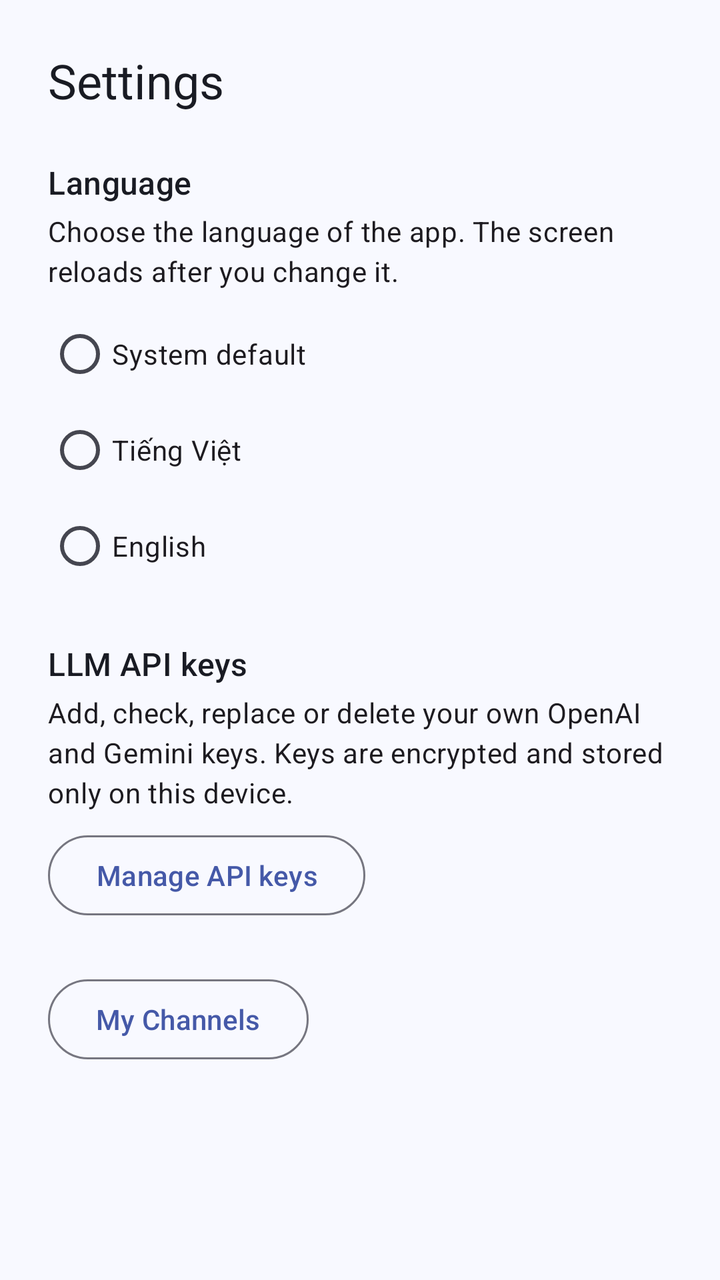
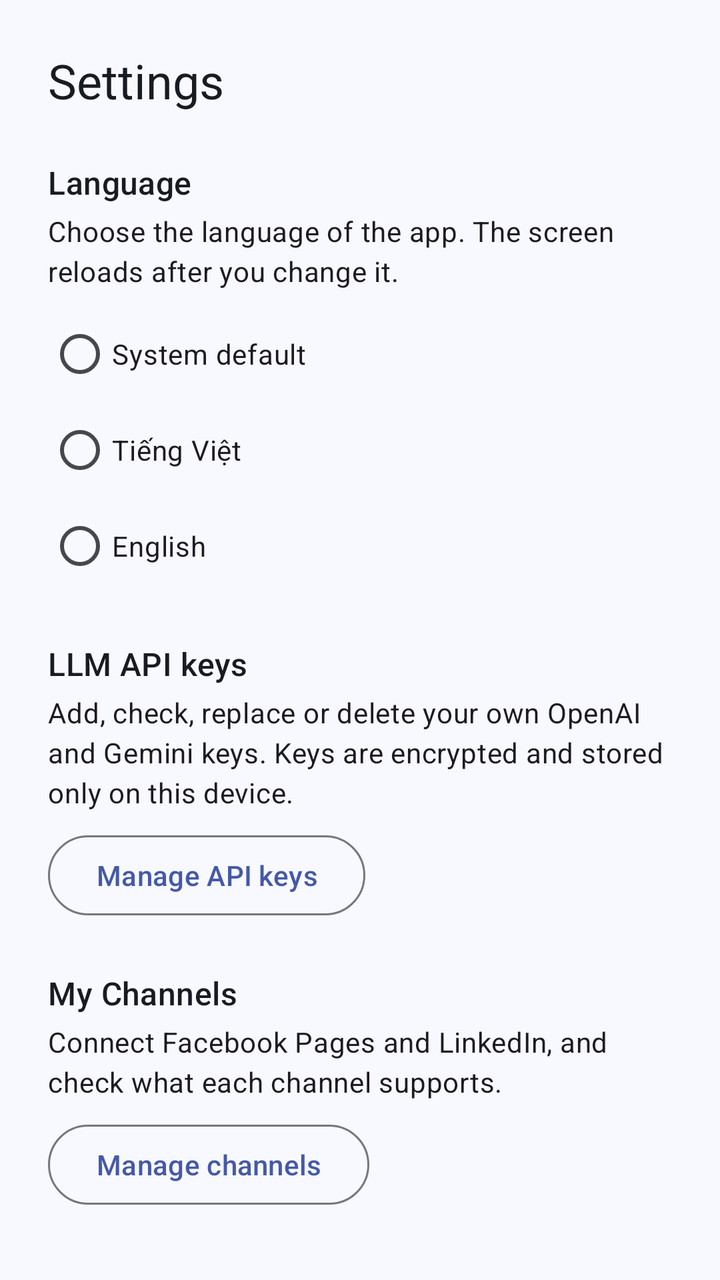

Before-and-after screenshots of an Android layout around one commit, followed by the original layout XML and the change that was made.
<!-- AndroidManifest.xml: application theme Theme.SocialAgent -->
<!-- res/layout/fragment_settings.xml -->
<?xml version="1.0" encoding="utf-8"?>
<ScrollView xmlns:android="http://schemas.android.com/apk/res/android"
    android:layout_width="match_parent"
    android:layout_height="match_parent">

    <LinearLayout
        android:layout_width="match_parent"
        android:layout_height="wrap_content"
        android:orientation="vertical"
        android:padding="24dp">

        <TextView
            android:id="@+id/settings_title"
            android:layout_width="wrap_content"
            android:layout_height="wrap_content"
            android:text="@string/nav_settings"
            android:textAppearance="?attr/textAppearanceHeadlineSmall" />

        <TextView
            android:id="@+id/language_title"
            android:layout_width="wrap_content"
            android:layout_height="wrap_content"
            android:layout_marginTop="24dp"
            android:text="@string/settings_language_title"
            android:textAppearance="?attr/textAppearanceTitleMedium" />

        <TextView
            android:layout_width="match_parent"
            android:layout_height="wrap_content"
            android:layout_marginTop="4dp"
            android:text="@string/settings_language_description"
            android:textAppearance="?attr/textAppearanceBodyMedium" />

        <RadioGroup
            android:id="@+id/language_group"
            android:layout_width="match_parent"
            android:layout_height="wrap_content"
            android:layout_marginTop="8dp">

            <com.google.android.material.radiobutton.MaterialRadioButton
                android:id="@+id/language_system"
                android:layout_width="match_parent"
                android:layout_height="wrap_content"
                android:minHeight="48dp"
                android:text="@string/settings_language_system" />

            <com.google.android.material.radiobutton.MaterialRadioButton
                android:id="@+id/language_vietnamese"
                android:layout_width="match_parent"
                android:layout_height="wrap_content"
                android:minHeight="48dp"
                android:text="@string/settings_language_vietnamese" />

            <com.google.android.material.radiobutton.MaterialRadioButton
                android:id="@+id/language_english"
                android:layout_width="match_parent"
                android:layout_height="wrap_content"
                android:minHeight="48dp"
                android:text="@string/settings_language_english" />
        </RadioGroup>

        <TextView
            android:id="@+id/api_keys_section_title"
            android:layout_width="wrap_content"
            android:layout_height="wrap_content"
            android:layout_marginTop="24dp"
            android:text="@string/api_keys_title"
            android:textAppearance="?attr/textAppearanceTitleMedium" />

        <TextView
            android:layout_width="match_parent"
            android:layout_height="wrap_content"
            android:layout_marginTop="4dp"
            android:text="@string/api_keys_settings_description"
            android:textAppearance="?attr/textAppearanceBodyMedium" />

        <com.google.android.material.button.MaterialButton
            android:id="@+id/manage_api_keys"
            style="?attr/materialButtonOutlinedStyle"
            android:layout_width="wrap_content"
            android:layout_height="wrap_content"
            android:layout_marginTop="8dp"
            android:text="@string/api_keys_settings_manage" />

        <com.google.android.material.button.MaterialButton
            android:id="@+id/manage_channels"
            style="?attr/materialButtonOutlinedStyle"
            android:layout_width="wrap_content"
            android:layout_height="wrap_content"
            android:layout_marginTop="24dp"
            android:text="@string/channel_title" />
    </LinearLayout>
</ScrollView>
<!-- resources referenced by this layout -->
<resources>
  <string name="api_keys_settings_description">Add, check, replace or delete your own OpenAI and Gemini keys. Keys are encrypted and stored only on this device.</string>
  <string name="api_keys_settings_manage">Manage API keys</string>
  <string name="api_keys_title">LLM API keys</string>
  <string name="channel_title">My Channels</string>
  <string name="nav_settings">Settings</string>
  <string name="settings_language_description">Choose the language of the app. The screen reloads after you change it.</string>
  <string name="settings_language_english">English</string>
  <string name="settings_language_system">System default</string>
  <string name="settings_language_title">Language</string>
  <string name="settings_language_vietnamese">Tiếng Việt</string>
  <color name="brand_primary">#4559A8</color>
  <color name="brand_on_primary">#FFFFFF</color>
  <color name="brand_primary_container">#E1E5FF</color>
  <color name="brand_on_primary_container">#101D5B</color>
  <color name="brand_secondary">#52647D</color>
  <color name="brand_on_secondary">#FFFFFF</color>
  <color name="brand_secondary_container">#D6E3FA</color>
  <color name="brand_on_secondary_container">#101D30</color>
  <color name="brand_background">#F8F9FF</color>
  <color name="brand_on_surface">#191B23</color>
  <color name="brand_surface">#F8F9FF</color>
  <color name="brand_surface_container_low">#F2F3FA</color>
  <color name="brand_surface_container">#ECEDF5</color>
  <color name="brand_surface_container_high">#E6E7F0</color>
  <color name="brand_surface_variant">#E2E2EC</color>
  <color name="brand_on_surface_variant">#454650</color>
  <color name="brand_outline">#767680</color>
  <color name="brand_outline_variant">#C6C6D0</color>
  <color name="brand_error">#BA1A1A</color>
  <color name="brand_on_error">#FFFFFF</color>
  <color name="brand_error_container">#FFDAD6</color>
  <style name="TextAppearance.SocialAgent.Title" parent="TextAppearance.Material3.TitleMedium">
          <item name="android:textColor">?attr/colorOnSurface</item>
      </style>
  <style name="TextAppearance.SocialAgent.Body" parent="TextAppearance.Material3.BodyLarge">
          <item name="android:textColor">?attr/colorOnSurface</item>
      </style>
  <style name="TextAppearance.SocialAgent.Label" parent="TextAppearance.Material3.LabelLarge">
          <item name="android:textColor">?attr/colorOnSurface</item>
      </style>
  <style name="Widget.SocialAgent.Button.Primary" parent="Widget.SocialAgent.Button" />
  <style name="Widget.SocialAgent.Button.Text" parent="Widget.Material3.Button.TextButton">
          <item name="android:minHeight">@dimen/button_height</item>
      </style>
  <style name="Widget.SocialAgent.BottomNavigation" parent="Widget.Material3.BottomNavigationView">
          <item name="backgroundTint">@color/brand_surface</item>
      </style>
  <style name="Widget.SocialAgent.Toolbar" parent="Widget.Material3.Toolbar">
          <item name="titleTextAppearance">@style/TextAppearance.SocialAgent.Title</item>
      </style>
  <style name="Widget.SocialAgent.CheckBox" parent="Widget.Material3.CompoundButton.CheckBox" />
  <style name="Widget.SocialAgent.RadioButton" parent="Widget.Material3.CompoundButton.RadioButton" />
  <style name="Widget.SocialAgent.Switch" parent="Widget.Material3.CompoundButton.Switch" />
  <style name="ThemeOverlay.SocialAgent.Dialog" parent="ThemeOverlay.Material3.MaterialAlertDialog">
          <item name="colorPrimary">@color/brand_primary</item>
      </style>
  <dimen name="button_height">48dp</dimen>
  <dimen name="corner_radius_medium">12dp</dimen>
  <dimen name="icon_size">24dp</dimen>
  <dimen name="corner_radius_large">20dp</dimen>
  <dimen name="card_padding">16dp</dimen>
  <!-- unchanged entries left out for length: 10 -->
</resources>

<!-- the commit's change to res/layout/fragment_settings.xml (unified diff, before → after) -->
@@ -82,12 +82,27 @@
             android:layout_marginTop="8dp"
             android:text="@string/api_keys_settings_manage" />
 
+        <TextView
+            android:id="@+id/channels_section_title"
+            android:layout_width="wrap_content"
+            android:layout_height="wrap_content"
+            android:layout_marginTop="24dp"
+            android:text="@string/channel_title"
+            android:textAppearance="?attr/textAppearanceTitleMedium" />
+
+        <TextView
+            android:layout_width="match_parent"
+            android:layout_height="wrap_content"
+            android:layout_marginTop="4dp"
+            android:text="@string/channel_settings_description"
+            android:textAppearance="?attr/textAppearanceBodyMedium" />
+
         <com.google.android.material.button.MaterialButton
             android:id="@+id/manage_channels"
             style="?attr/materialButtonOutlinedStyle"
             android:layout_width="wrap_content"
             android:layout_height="wrap_content"
-            android:layout_marginTop="24dp"
-            android:text="@string/channel_title" />
+            android:layout_marginTop="8dp"
+            android:text="@string/channel_settings_manage" />
     </LinearLayout>
 </ScrollView>
<!-- resource entries referenced after the edit -->
@@ -3,6 +3,8 @@
   <string name="api_keys_settings_description">Add, check, replace or delete your own OpenAI and Gemini keys. Keys are encrypted and stored only on this device.</string>
   <string name="api_keys_settings_manage">Manage API keys</string>
   <string name="api_keys_title">LLM API keys</string>
+  <string name="channel_settings_description">Connect Facebook Pages and LinkedIn, and check what each channel supports.</string>
+  <string name="channel_settings_manage">Manage channels</string>
   <string name="channel_title">My Channels</string>
   <string name="nav_settings">Settings</string>
   <string name="settings_language_description">Choose the language of the app. The screen reloads after you change it.</string>
